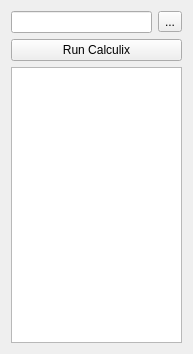
Old version of the form src/Mod/Fem/MechanicalAnalysis.ui in the repository berndhahnebach/All_FreeCAD.
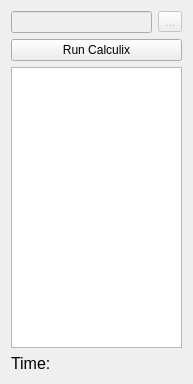
New version of the form.

Commit message: Improve runing the Calculix process

What changed in the file:
```diff
--- a/src/Mod/Fem/MechanicalAnalysis.ui
+++ b/src/Mod/Fem/MechanicalAnalysis.ui
@@ -7,7 +7,7 @@
     <x>0</x>
     <y>0</y>
     <width>193</width>
-    <height>354</height>
+    <height>384</height>
    </rect>
   </property>
   <property name="windowTitle">
@@ -17,10 +17,20 @@
    <item>
     <layout class="QHBoxLayout" name="horizontalLayout">
      <item>
-      <widget class="QLineEdit" name="lineEdit_outputDir"/>
+      <widget class="QLineEdit" name="lineEdit_outputDir">
+       <property name="enabled">
+        <bool>false</bool>
+       </property>
+       <property name="readOnly">
+        <bool>true</bool>
+       </property>
+      </widget>
      </item>
      <item>
       <widget class="QToolButton" name="toolButton_chooseOutputDir">
+       <property name="enabled">
+        <bool>false</bool>
+       </property>
        <property name="text">
         <string>...</string>
        </property>
@@ -36,7 +46,23 @@
     </widget>
    </item>
    <item>
-    <widget class="QTextEdit" name="textEdit_Output"/>
+    <widget class="QTextEdit" name="textEdit_Output">
+     <property name="lineWrapMode">
+      <enum>QTextEdit::NoWrap</enum>
+     </property>
+    </widget>
+   </item>
+   <item>
+    <widget class="QLabel" name="label_Time">
+     <property name="font">
+      <font>
+       <pointsize>12</pointsize>
+      </font>
+     </property>
+     <property name="text">
+      <string>Time:</string>
+     </property>
+    </widget>
    </item>
   </layout>
  </widget>
```
The commit also changes 1 other file.
